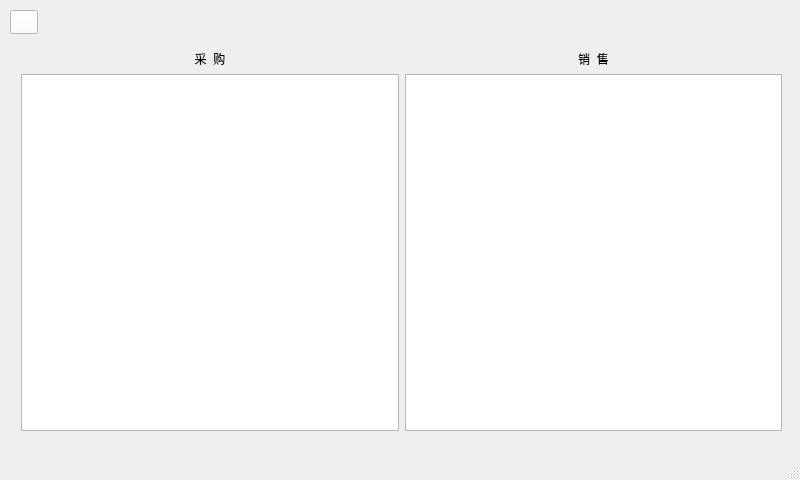
Qt form goodsinquirywindow.ui (cbt-98/Supermarket-Management-System) before a commit.
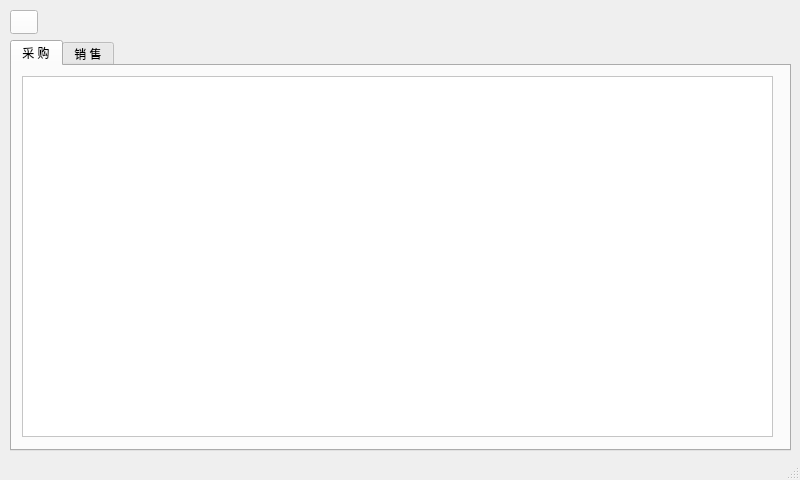
The same form after that commit. The open tabs and pages were chosen to show the change. Icons and pictures are not drawn.

Diff of the .ui file:
```diff
--- a/goodsinquirywindow.ui
+++ b/goodsinquirywindow.ui
@@ -34,59 +34,56 @@
       <normaloff>:/image/icon/return.png</normaloff>:/image/icon/return.png</iconset>
     </property>
    </widget>
-   <widget class="QWidget" name="">
+   <widget class="QTabWidget" name="tabWidget">
     <property name="geometry">
      <rect>
-      <x>21</x>
-      <y>50</y>
-      <width>761</width>
-      <height>381</height>
+      <x>10</x>
+      <y>40</y>
+      <width>781</width>
+      <height>411</height>
      </rect>
     </property>
-    <layout class="QHBoxLayout" name="horizontalLayout">
-     <item>
-      <layout class="QVBoxLayout" name="verticalLayout">
-       <item>
-        <widget class="QLabel" name="label">
-         <property name="styleSheet">
-          <string notr="true">font: 18pt &quot;黑体&quot;;
-color: rgb(0, 0, 0);</string>
-         </property>
-         <property name="text">
-          <string>采  购</string>
-         </property>
-         <property name="alignment">
-          <set>Qt::AlignCenter</set>
-         </property>
-        </widget>
-       </item>
-       <item>
-        <widget class="QListWidget" name="listWidget"/>
-       </item>
-      </layout>
-     </item>
-     <item>
-      <layout class="QVBoxLayout" name="verticalLayout_2">
-       <item>
-        <widget class="QLabel" name="label_2">
-         <property name="styleSheet">
-          <string notr="true">font: 18pt &quot;黑体&quot;;
-color: rgb(0, 0, 0);</string>
-         </property>
-         <property name="text">
-          <string>销  售</string>
-         </property>
-         <property name="alignment">
-          <set>Qt::AlignCenter</set>
-         </property>
-        </widget>
-       </item>
-       <item>
-        <widget class="QListWidget" name="listWidget_2"/>
-       </item>
-      </layout>
-     </item>
-    </layout>
+    <property name="styleSheet">
+     <string notr="true">font: 12pt &quot;黑体&quot;;</string>
+    </property>
+    <property name="currentIndex">
+     <number>1</number>
+    </property>
+    <widget class="QWidget" name="buyTab">
+     <attribute name="title">
+      <string>采 购</string>
+     </attribute>
+     <widget class="QListWidget" name="listWidget">
+      <property name="geometry">
+       <rect>
+        <x>10</x>
+        <y>10</y>
+        <width>751</width>
+        <height>361</height>
+       </rect>
+      </property>
+      <property name="styleSheet">
+       <string notr="true">font: 12pt &quot;黑体&quot;;
+color: rgb(0, 0, 0);
+background-color: rgb(255, 255, 255);</string>
+      </property>
+     </widget>
+    </widget>
+    <widget class="QWidget" name="sellTab">
+     <attribute name="title">
+      <string>销 售</string>
+     </attribute>
+     <widget class="QListWidget" name="listWidget_2">
+      <property name="geometry">
+       <rect>
+        <x>10</x>
+        <y>10</y>
+        <width>751</width>
+        <height>361</height>
+       </rect>
+      </property>
+     </widget>
+    </widget>
    </widget>
   </widget>
   <widget class="QMenuBar" name="menubar">
```
